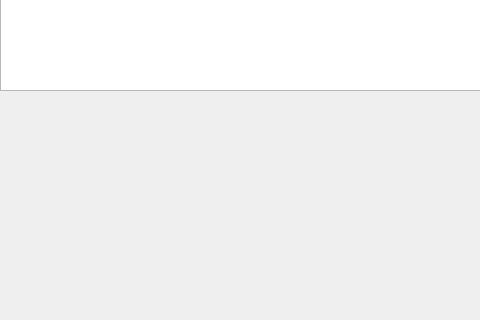
First picture: the form in untitled/mainwindow.ui, repository AmetDev/qt_creator_edu_repos, before the edit; both pictures show x 0 to 480 and y 280 to 600 of the 800 by 600 pixel window.
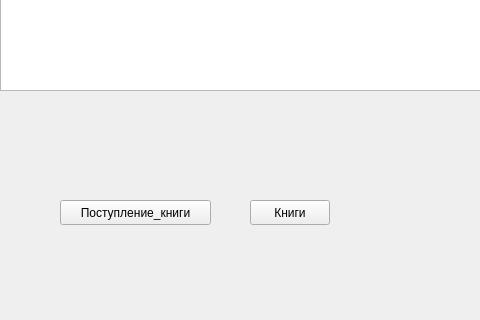
Second picture: the form after the edit.

Diff of the .ui file:
```diff
--- a/untitled/mainwindow.ui
+++ b/untitled/mainwindow.ui
@@ -24,6 +24,32 @@
      </rect>
     </property>
    </widget>
+   <widget class="QPushButton" name="switchTableButton">
+    <property name="geometry">
+     <rect>
+      <x>60</x>
+      <y>480</y>
+      <width>151</width>
+      <height>25</height>
+     </rect>
+    </property>
+    <property name="text">
+     <string>Поступление_книги</string>
+    </property>
+   </widget>
+   <widget class="QPushButton" name="swtichtableknigi">
+    <property name="geometry">
+     <rect>
+      <x>250</x>
+      <y>480</y>
+      <width>80</width>
+      <height>25</height>
+     </rect>
+    </property>
+    <property name="text">
+     <string>Книги</string>
+    </property>
+   </widget>
   </widget>
   <widget class="QMenuBar" name="menubar">
    <property name="geometry">
```
